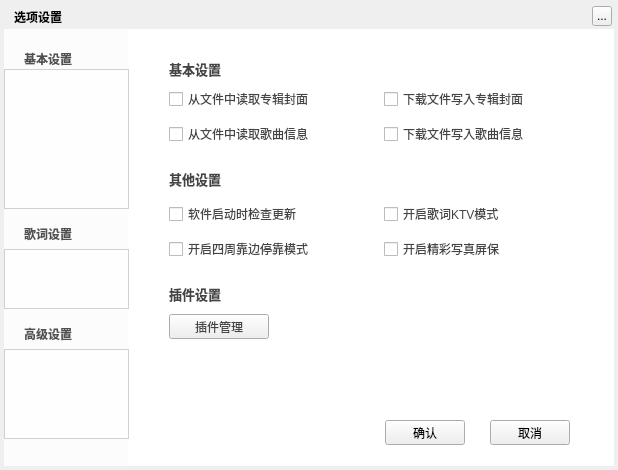
Qt form TTKModule/TTKWidget/musicUiKits/musicWidgetKits/musicsettingwidget.ui (Greedysky/TTKMusicPlayer) before a commit.
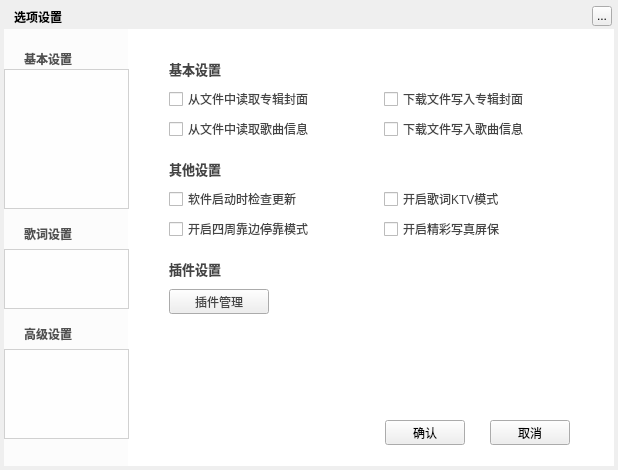
The same form after that commit. The open tabs and pages were chosen to show the change. Custom widgets are drawn as their Qt base class.

```diff
--- a/TTKModule/TTKWidget/musicUiKits/musicWidgetKits/musicsettingwidget.ui
+++ b/TTKModule/TTKWidget/musicUiKits/musicWidgetKits/musicsettingwidget.ui
@@ -1183,7 +1183,7 @@
      <property name="geometry">
       <rect>
        <x>25</x>
-       <y>165</y>
+       <y>150</y>
        <width>210</width>
        <height>20</height>
       </rect>
@@ -1196,7 +1196,7 @@
      <property name="geometry">
       <rect>
        <x>25</x>
-       <y>200</y>
+       <y>180</y>
        <width>210</width>
        <height>20</height>
       </rect>
@@ -1222,7 +1222,7 @@
      <property name="geometry">
       <rect>
        <x>25</x>
-       <y>85</y>
+       <y>80</y>
        <width>210</width>
        <height>20</height>
       </rect>
@@ -1235,7 +1235,7 @@
      <property name="geometry">
       <rect>
        <x>25</x>
-       <y>130</y>
+       <y>120</y>
        <width>415</width>
        <height>20</height>
       </rect>
@@ -1253,7 +1253,7 @@
      <property name="geometry">
       <rect>
        <x>240</x>
-       <y>165</y>
+       <y>150</y>
        <width>200</width>
        <height>20</height>
       </rect>
@@ -1279,7 +1279,7 @@
      <property name="geometry">
       <rect>
        <x>240</x>
-       <y>85</y>
+       <y>80</y>
        <width>200</width>
        <height>20</height>
       </rect>
@@ -1292,7 +1292,7 @@
      <property name="geometry">
       <rect>
        <x>240</x>
-       <y>200</y>
+       <y>180</y>
        <width>200</width>
        <height>20</height>
       </rect>
@@ -1305,7 +1305,7 @@
      <property name="geometry">
       <rect>
        <x>25</x>
-       <y>245</y>
+       <y>220</y>
        <width>415</width>
        <height>20</height>
       </rect>
@@ -1323,7 +1323,7 @@
      <property name="geometry">
       <rect>
        <x>25</x>
-       <y>275</y>
+       <y>250</y>
        <width>100</width>
        <height>25</height>
       </rect>
```
Left out of the diff: 8 changed lines with no effect on the pictures.
